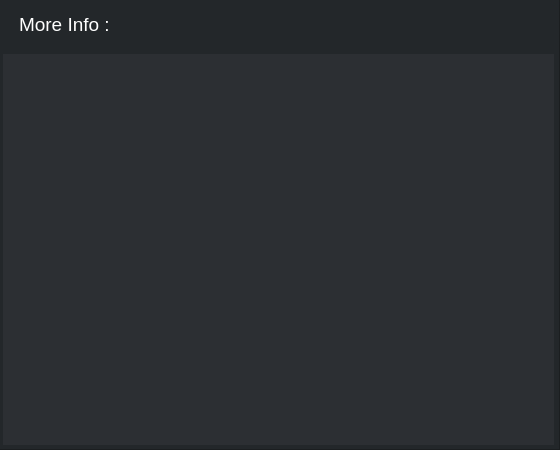
Qt form UI_files/Schedules/schedule_readmore_form.ui (KuroNeko717/Cue) before a commit.
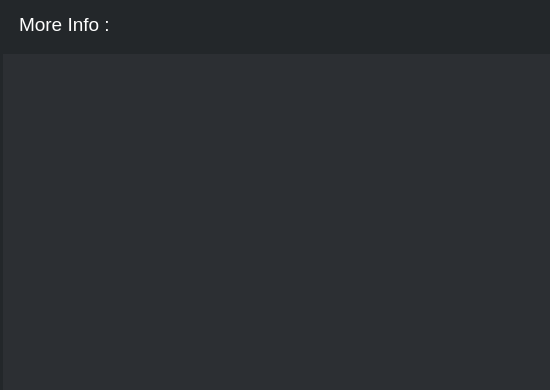
The same form after that commit.

The edit to the form file:
```diff
--- a/UI_files/Schedules/schedule_readmore_form.ui
+++ b/UI_files/Schedules/schedule_readmore_form.ui
@@ -6,10 +6,22 @@
    <rect>
     <x>0</x>
     <y>0</y>
-    <width>560</width>
-    <height>450</height>
+    <width>550</width>
+    <height>390</height>
    </rect>
   </property>
+  <property name="minimumSize">
+   <size>
+    <width>550</width>
+    <height>390</height>
+   </size>
+  </property>
+  <property name="maximumSize">
+   <size>
+    <width>550</width>
+    <height>390</height>
+   </size>
+  </property>
   <property name="windowTitle">
    <string>Form</string>
   </property>
```
